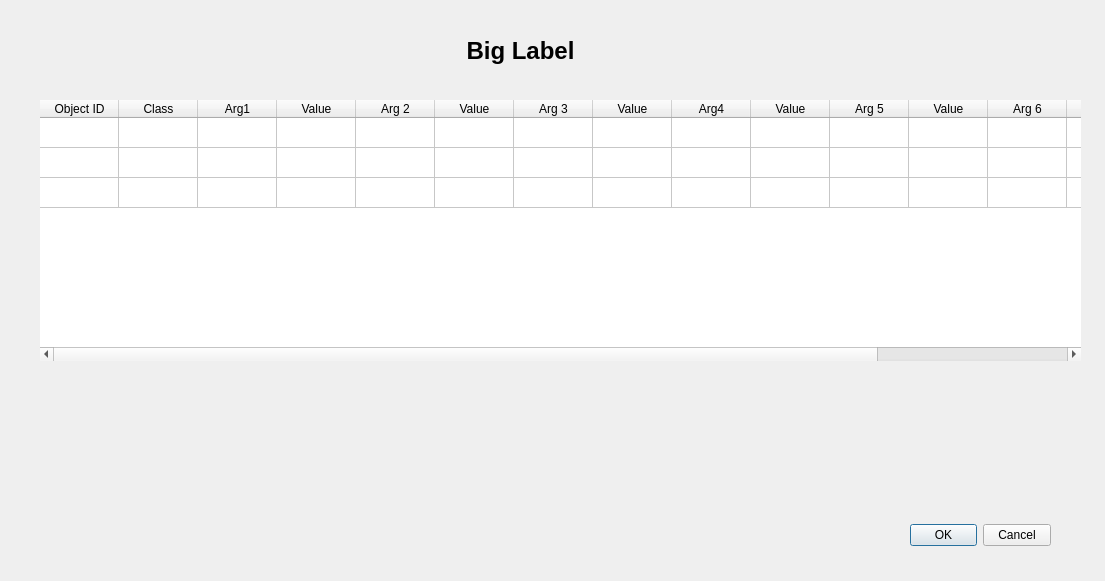
Old version of the form frontend/designer_templates/edit_window.ui in the repository tomaslibanomonteiro/Thesis-code.
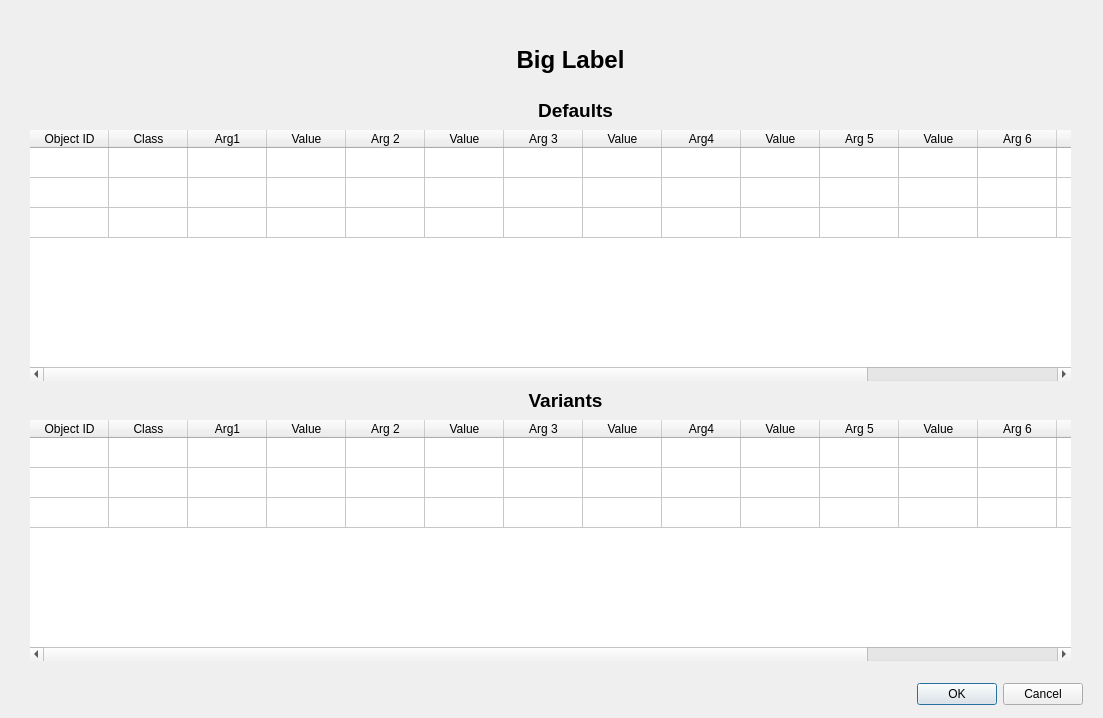
New version of the form.

Commit message: default and variant tables - start modification

```diff
--- a/frontend/designer_templates/edit_window.ui
+++ b/frontend/designer_templates/edit_window.ui
@@ -6,34 +6,18 @@
    <rect>
     <x>0</x>
     <y>0</y>
-    <width>1105</width>
-    <height>581</height>
+    <width>1103</width>
+    <height>718</height>
    </rect>
   </property>
   <property name="windowTitle">
    <string>Dialog</string>
   </property>
-  <widget class="QDialogButtonBox" name="buttonBox">
-   <property name="geometry">
-    <rect>
-     <x>910</x>
-     <y>510</y>
-     <width>141</width>
-     <height>51</height>
-    </rect>
-   </property>
-   <property name="orientation">
-    <enum>Qt::Horizontal</enum>
-   </property>
-   <property name="standardButtons">
-    <set>QDialogButtonBox::Cancel|QDialogButtonBox::Ok</set>
-   </property>
-  </widget>
   <widget class="QLabel" name="label">
    <property name="geometry">
     <rect>
-     <x>250</x>
-     <y>30</y>
+     <x>300</x>
+     <y>40</y>
      <width>541</width>
      <height>41</height>
     </rect>
@@ -46,7 +30,7 @@
     </font>
    </property>
    <property name="text">
-    <string>Big Label</string>
+    <string>&lt;html&gt;&lt;head/&gt;&lt;body&gt;&lt;p align=&quot;center&quot;&gt;Big Label&lt;/p&gt;&lt;/body&gt;&lt;/html&gt;</string>
    </property>
    <property name="textFormat">
     <enum>Qt::AutoText</enum>
@@ -61,10 +45,10 @@
   <widget class="QTableWidget" name="tableWidget">
    <property name="geometry">
     <rect>
-     <x>40</x>
-     <y>100</y>
+     <x>30</x>
+     <y>130</y>
      <width>1041</width>
-     <height>261</height>
+     <height>251</height>
     </rect>
    </property>
    <property name="frameShape">
@@ -207,6 +191,226 @@
     </property>
    </item>
   </widget>
+  <widget class="QLabel" name="label_3">
+   <property name="geometry">
+    <rect>
+     <x>490</x>
+     <y>380</y>
+     <width>151</width>
+     <height>41</height>
+    </rect>
+   </property>
+   <property name="font">
+    <font>
+     <pointsize>18</pointsize>
+     <weight>75</weight>
+     <bold>true</bold>
+    </font>
+   </property>
+   <property name="text">
+    <string>&lt;html&gt;&lt;head/&gt;&lt;body&gt;&lt;p align=&quot;center&quot;&gt;&lt;span style=&quot; font-size:14pt;&quot;&gt;Variants&lt;/span&gt;&lt;/p&gt;&lt;/body&gt;&lt;/html&gt;</string>
+   </property>
+   <property name="textFormat">
+    <enum>Qt::AutoText</enum>
+   </property>
+   <property name="scaledContents">
+    <bool>false</bool>
+   </property>
+   <property name="alignment">
+    <set>Qt::AlignCenter</set>
+   </property>
+  </widget>
+  <widget class="QTableWidget" name="variants_table">
+   <property name="geometry">
+    <rect>
+     <x>30</x>
+     <y>420</y>
+     <width>1041</width>
+     <height>241</height>
+    </rect>
+   </property>
+   <property name="frameShape">
+    <enum>QFrame::NoFrame</enum>
+   </property>
+   <property name="frameShadow">
+    <enum>QFrame::Plain</enum>
+   </property>
+   <property name="lineWidth">
+    <number>0</number>
+   </property>
+   <property name="midLineWidth">
+    <number>0</number>
+   </property>
+   <property name="verticalScrollBarPolicy">
+    <enum>Qt::ScrollBarAsNeeded</enum>
+   </property>
+   <property name="horizontalScrollBarPolicy">
+    <enum>Qt::ScrollBarAsNeeded</enum>
+   </property>
+   <property name="sizeAdjustPolicy">
+    <enum>QAbstractScrollArea::AdjustToContents</enum>
+   </property>
+   <property name="wordWrap">
+    <bool>false</bool>
+   </property>
+   <attribute name="horizontalHeaderVisible">
+    <bool>true</bool>
+   </attribute>
+   <attribute name="horizontalHeaderCascadingSectionResizes">
+    <bool>true</bool>
+   </attribute>
+   <attribute name="horizontalHeaderDefaultSectionSize">
+    <number>79</number>
+   </attribute>
+   <attribute name="horizontalHeaderStretchLastSection">
+    <bool>false</bool>
+   </attribute>
+   <attribute name="verticalHeaderVisible">
+    <bool>false</bool>
+   </attribute>
+   <row>
+    <property name="text">
+     <string>0</string>
+    </property>
+   </row>
+   <row>
+    <property name="text">
+     <string>1</string>
+    </property>
+   </row>
+   <row>
+    <property name="text">
+     <string>2</string>
+    </property>
+   </row>
+   <column>
+    <property name="text">
+     <string>Object ID</string>
+    </property>
+   </column>
+   <column>
+    <property name="text">
+     <string>Class</string>
+    </property>
+   </column>
+   <column>
+    <property name="text">
+     <string>Arg1</string>
+    </property>
+   </column>
+   <column>
+    <property name="text">
+     <string>Value</string>
+    </property>
+   </column>
+   <column>
+    <property name="text">
+     <string>Arg 2</string>
+    </property>
+   </column>
+   <column>
+    <property name="text">
+     <string>Value</string>
+    </property>
+   </column>
+   <column>
+    <property name="text">
+     <string>Arg 3</string>
+    </property>
+   </column>
+   <column>
+    <property name="text">
+     <string>Value</string>
+    </property>
+   </column>
+   <column>
+    <property name="text">
+     <string>Arg4</string>
+    </property>
+   </column>
+   <column>
+    <property name="text">
+     <string>Value</string>
+    </property>
+   </column>
+   <column>
+    <property name="text">
+     <string>Arg 5</string>
+    </property>
+   </column>
+   <column>
+    <property name="text">
+     <string>Value</string>
+    </property>
+   </column>
+   <column>
+    <property name="text">
+     <string>Arg 6</string>
+    </property>
+   </column>
+   <column>
+    <property name="text">
+     <string>Value</string>
+    </property>
+   </column>
+   <column>
+    <property name="text">
+     <string>Arg 7</string>
+    </property>
+   </column>
+   <column>
+    <property name="text">
+     <string>Value</string>
+    </property>
+   </column>
+   <item row="0" column="0">
+    <property name="text">
+     <string/>
+    </property>
+   </item>
+  </widget>
+  <widget class="QLabel" name="label_4">
+   <property name="geometry">
+    <rect>
+     <x>500</x>
+     <y>90</y>
+     <width>151</width>
+     <height>41</height>
+    </rect>
+   </property>
+   <property name="font">
+    <font>
+     <pointsize>18</pointsize>
+     <weight>75</weight>
+     <bold>true</bold>
+    </font>
+   </property>
+   <property name="text">
+    <string>&lt;html&gt;&lt;head/&gt;&lt;body&gt;&lt;p align=&quot;center&quot;&gt;&lt;span style=&quot; font-size:14pt;&quot;&gt;Defaults&lt;/span&gt;&lt;/p&gt;&lt;/body&gt;&lt;/html&gt;</string>
+   </property>
+   <property name="textFormat">
+    <enum>Qt::AutoText</enum>
+   </property>
+   <property name="scaledContents">
+    <bool>false</bool>
+   </property>
+   <property name="alignment">
+    <set>Qt::AlignCenter</set>
+   </property>
+  </widget>
+  <widget class="QDialogButtonBox" name="buttonBox_2">
+   <property name="geometry">
+    <rect>
+     <x>890</x>
+     <y>680</y>
+     <width>193</width>
+     <height>28</height>
+    </rect>
+   </property>
+   <property name="standardButtons">
+    <set>QDialogButtonBox::Cancel|QDialogButtonBox::Ok</set>
+   </property>
+  </widget>
  </widget>
  <resources/>
  <connections>
```
Left out of the diff: 37 changed lines with no effect on the pictures. The commit also changes 7 other files.
